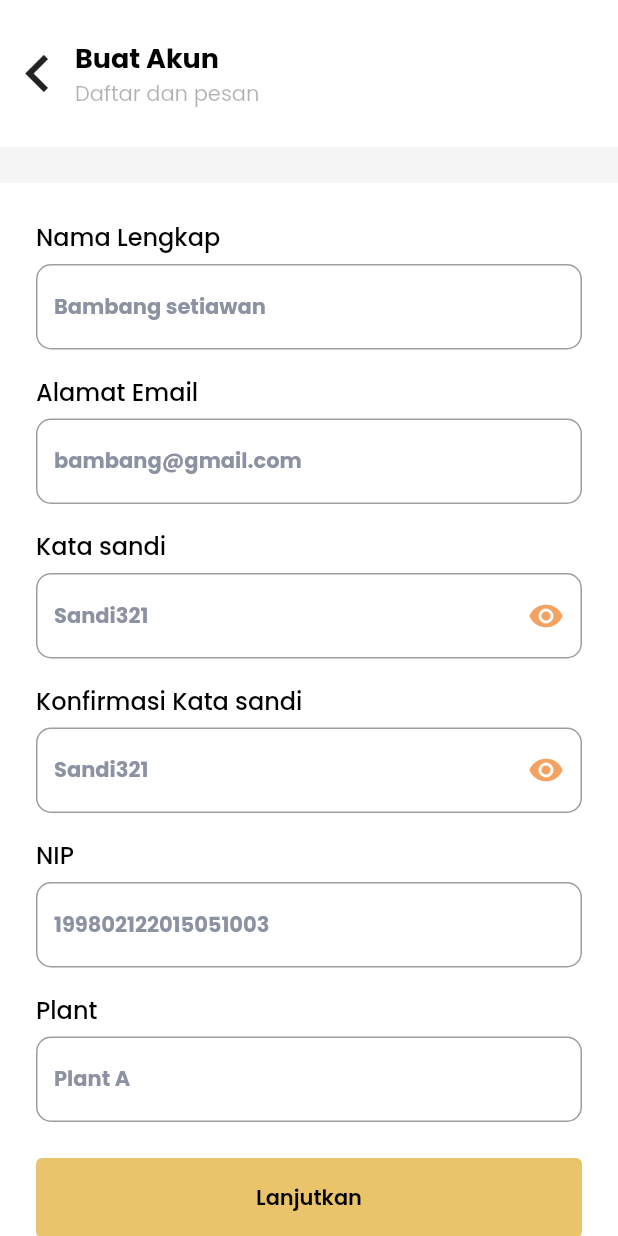
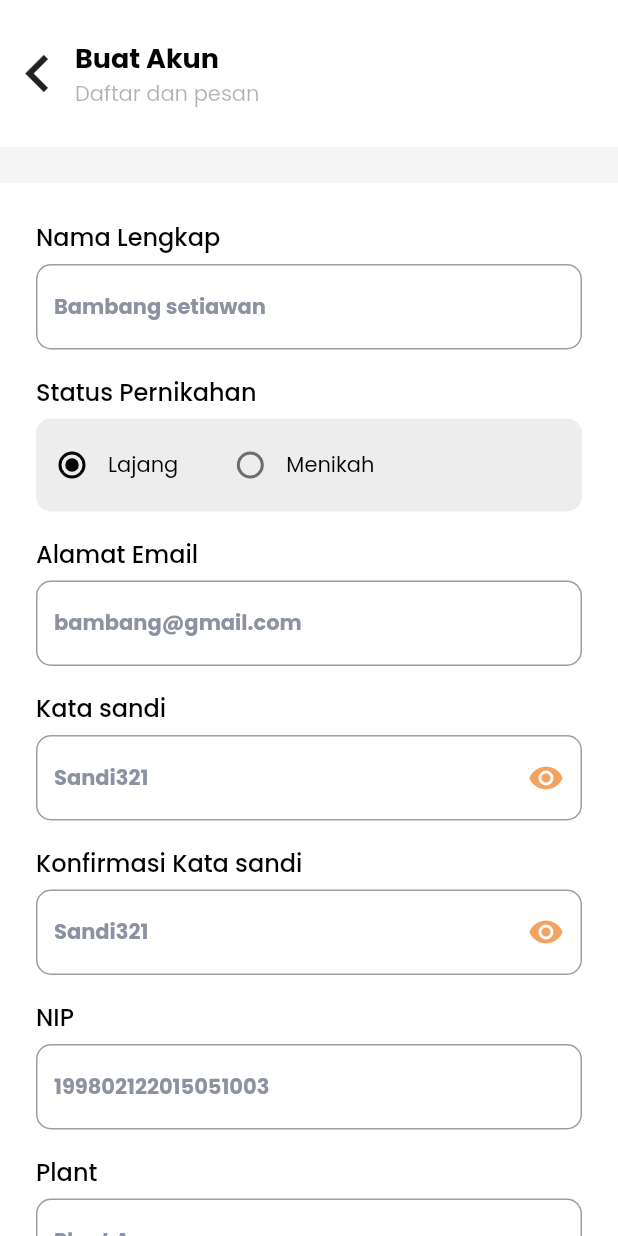
Before and after one commit to bunztelan/koperasi, a Flutter app: the SignUpPage screen opened by its route, on a phone screen of 412 x 824 dp. Run offline on Flutter 3.47's test engine with Material 2 defaults, Android fonts, the phone set to English and light mode, and no system bars; our stand-ins replace beamer, bloc, carousel_slider, dio, dotted_border, equatable and 7 more; accounts and stored records are empty.

Commit message:
Add map picker and marital status radio on register form

```diff
--- a/lib/config/route/general_location.dart
+++ b/lib/config/route/general_location.dart
@@ -2,6 +2,7 @@ import 'package:beamer/beamer.dart';
 import 'package:flutter/src/widgets/framework.dart';
 import 'package:k2ms_v2/config/route/route_name.dart';
 import 'package:k2ms_v2/ui/pages/pages.dart';
+import 'package:k2ms_v2/ui/widgets/map_picker.dart';
 
 class GeneralLocation extends BeamLocation {
   @override
--- a/lib/ui/pages/pages.dart
+++ b/lib/ui/pages/pages.dart
@@ -21,6 +21,7 @@ import 'package:k2ms_v2/config/route/route_name.dart';
 import 'package:k2ms_v2/ui/widgets/custom_header.dart';
 import 'package:k2ms_v2/ui/widgets/custom_snackbar.dart';
 import 'package:k2ms_v2/ui/widgets/loading_dialog.dart';
+import 'package:k2ms_v2/ui/widgets/map_picker.dart';
 import 'package:k2ms_v2/ui/widgets/widgets.dart';
 import 'package:supercharged/supercharged.dart';
 
--- a/lib/ui/pages/sign_up_page.dart
+++ b/lib/ui/pages/sign_up_page.dart
@@ -1,4 +1,6 @@
 part of 'pages.dart';
+
+enum MaritalStatus { SINGLE, MARIED }
 
 class SignUpPage extends StatefulWidget {
   SignUpPage({Key key}) : super(key: key);
@@ -13,6 +15,8 @@ class _SignUpPageState extends State<SignUpPage> {
   bool _passwordSecured = true;
   bool _rePasswordSecured = true;
   final _formKey = GlobalKey<FormState>();
+
+  MaritalStatus _marital = MaritalStatus.SINGLE;
 
   TextEditingController _nameController = TextEditingController();
   TextEditingController _emailController = TextEditingController();
@@ -41,7 +45,8 @@ class _SignUpPageState extends State<SignUpPage> {
           'email': _emailController.text.toString(),
           'password': _passwordController.text.toString(),
           'nip': _nipController.text.toString(),
-          'plant': _plantController.text.toString()
+          'plant': _plantController.text.toString(),
+          'marital': _marital == MaritalStatus.MARIED ? 'MARIED' : 'SINGLE'
         },
       );
     }
@@ -103,6 +108,52 @@ class _SignUpPageState extends State<SignUpPage> {
                                 fontSize: 14,
                               ),
                               hintText: "Bambang setiawan",
+                            ),
+                          ),
+                          SizedBox(height: 16),
+                          Text("Status Pernikahan",
+                              style: Theme.of(context).textTheme.bodyText1),
+                          SizedBox(height: 6),
+                          Container(
+                            padding: EdgeInsets.symmetric(vertical: 7),
+                            decoration: BoxDecoration(
+                                color: AppColor.black70,
+                                borderRadius: BorderRadius.circular(10)),
+                            child: Row(
+                              mainAxisSize: MainAxisSize.max,
+                              children: [
+                                Row(
+                                  children: [
+                                    Radio<MaritalStatus>(
+                                      activeColor: AppColor.textPrimaryColor,
+                                      value: MaritalStatus.SINGLE,
+                                      groupValue: _marital,
+                                      onChanged: (MaritalStatus value) {
+                                        setState(() {
+                                          _marital = value;
+                                        });
+                                      },
+                                    ),
+                                    Text('Lajang'),
+                                  ],
+                                ),
+                                SizedBox(width: 24),
+                                Row(
+                                  children: [
+                                    Radio<MaritalStatus>(
+                                      value: MaritalStatus.MARIED,
+                                      activeColor: AppColor.textPrimaryColor,
+                                      groupValue: _marital,
+                                      onChanged: (MaritalStatus value) {
+                                        setState(() {
+                                          _marital = value;
+                                        });
+                                      },
+                                    ),
+                                    Text('Menikah'),
+                                  ],
+                                ),
+                              ],
                             ),
                           ),
                           SizedBox(height: 16),
```
Also changed, not shown: lib/ui/pages/add_address_page.dart (+41 -7 lines), lib/ui/widgets/map_picker.dart (added, +75 -0 lines), 1 other file.
